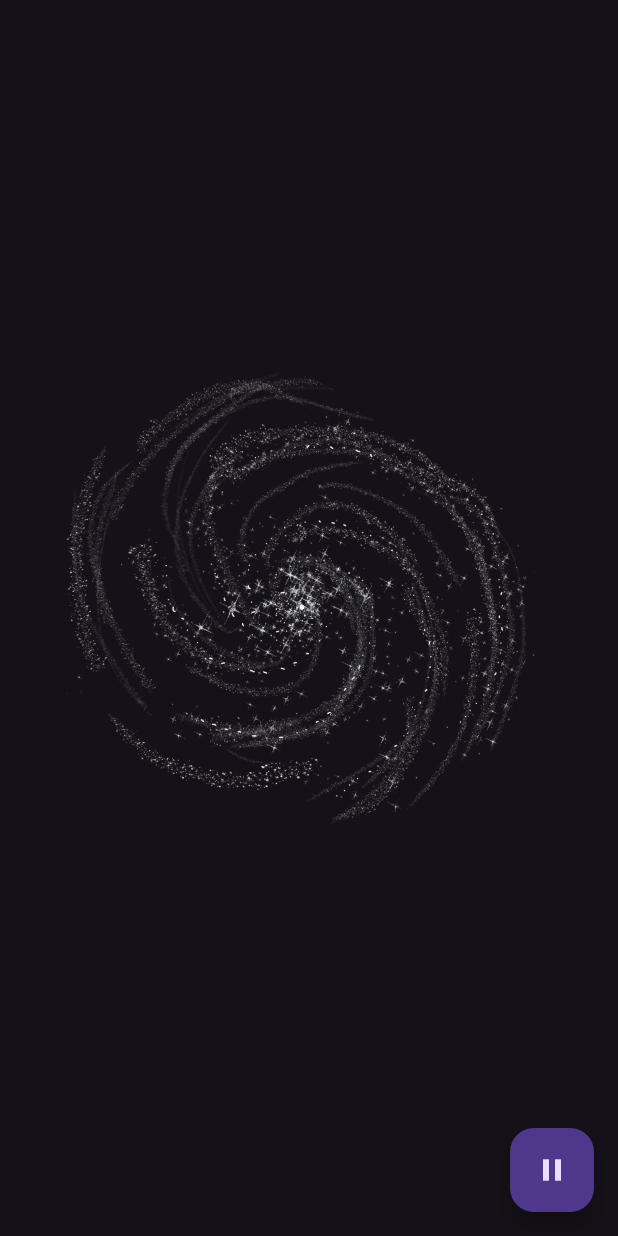
After one commit to AT0117/animationdemo, a Flutter app: the screen it shows after launch, after a tap on "Explicit Inbuilt", on a phone screen of 412 x 824 dp. The commit adds this screen. Run offline on Flutter 3.47's test engine with Material 3 defaults, Android fonts, the phone set to English and light mode, and no system bars.

Commit message:
added explicit inbuilt animations

```diff
--- /dev/null
+++ b/lib/animations/explicit_inbuilt.dart
@@ -0,0 +1,65 @@
+import 'package:flutter/material.dart';
+
+class ExplicitInbuilt extends StatefulWidget {
+  const ExplicitInbuilt({super.key});
+
+  @override
+  State<ExplicitInbuilt> createState() => _ExplicitInbuiltState();
+}
+
+class _ExplicitInbuiltState extends State<ExplicitInbuilt>
+  with SingleTickerProviderStateMixin {
+
+    late AnimationController animationController;
+    IconData floatingIcon = Icons.pause;
+
+  @override
+  void initState() {
+    // TODO: implement initState
+    super.initState();
+
+    animationController = AnimationController(
+      duration: Duration(seconds: 15),
+      vsync: this
+    )..repeat();
+  }
+
+  @override
+  void dispose() {
+    // TODO: implement dispose
+    super.dispose();
+    animationController.dispose();
+  }
+
+  @override
+  Widget build(BuildContext context) {
+    return Scaffold(
+      body: Center(
+        child: RotationTransition(
+          turns: animationController,
+          alignment: Alignment.center,
+          child: Image.asset('lib/assets/galaxy.png')
+        ),
+      ),
+      floatingActionButton: FloatingActionButton(
+        onPressed: () {
+          if(animationController.isAnimating){
+            animationController.stop();
+            setState(() {
+              floatingIcon = Icons.play_arrow;
+            });
+          }
+          else{
+            animationController.repeat();
+            setState(() {
+              floatingIcon = Icons.pause;
+            });
+          }
+        },
+        child: Icon(
+          floatingIcon
+        ),
+      ),
+    );
+  }
+}
--- a/lib/home.dart
+++ b/lib/home.dart
@@ -1,3 +1,4 @@
+import 'package:animationdemo/animations/explicit_inbuilt.dart';
 import 'package:animationdemo/animations/implicit_inbuilt.dart';
 import 'package:animationdemo/animations/tween.dart';
 import 'package:flutter/material.dart';
@@ -33,6 +34,13 @@ class _HomePageState extends State<HomePage> {
               },
               child: Text('Tween Animation Builder'),
             ),
+            SizedBox(height: 30),
+            TextButton(
+              onPressed: () {
+                Navigator.push(context, MaterialPageRoute(builder: (context) => ExplicitInbuilt()));
+              },
+              child: Text('Explicit Inbuilt'),
+            ),
           ],
         ),
       )
--- a/lib/main.dart
+++ b/lib/main.dart
@@ -13,6 +13,7 @@ class AnimationDemo extends StatelessWidget {
     return MaterialApp(
       title: 'Animations Demo',
       debugShowCheckedModeBanner: false,
+      theme: ThemeData.dark(),
       home: HomePage(),
     );
   }
```
Also changed, not shown: lib/assets/galaxy.png (added).
